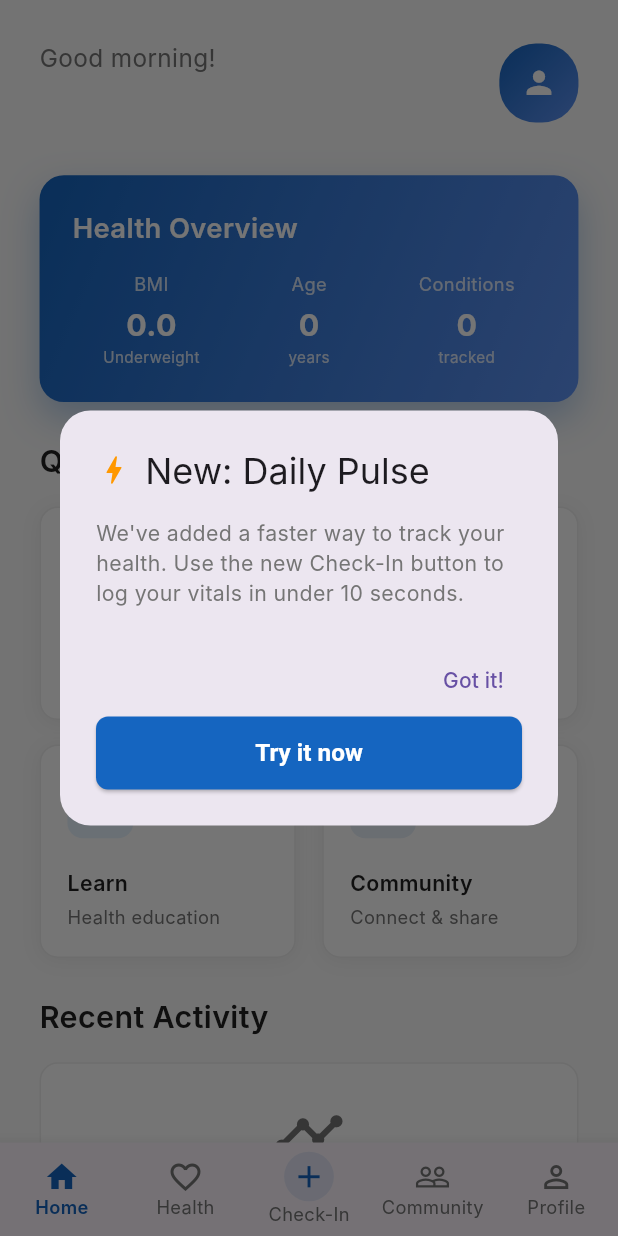
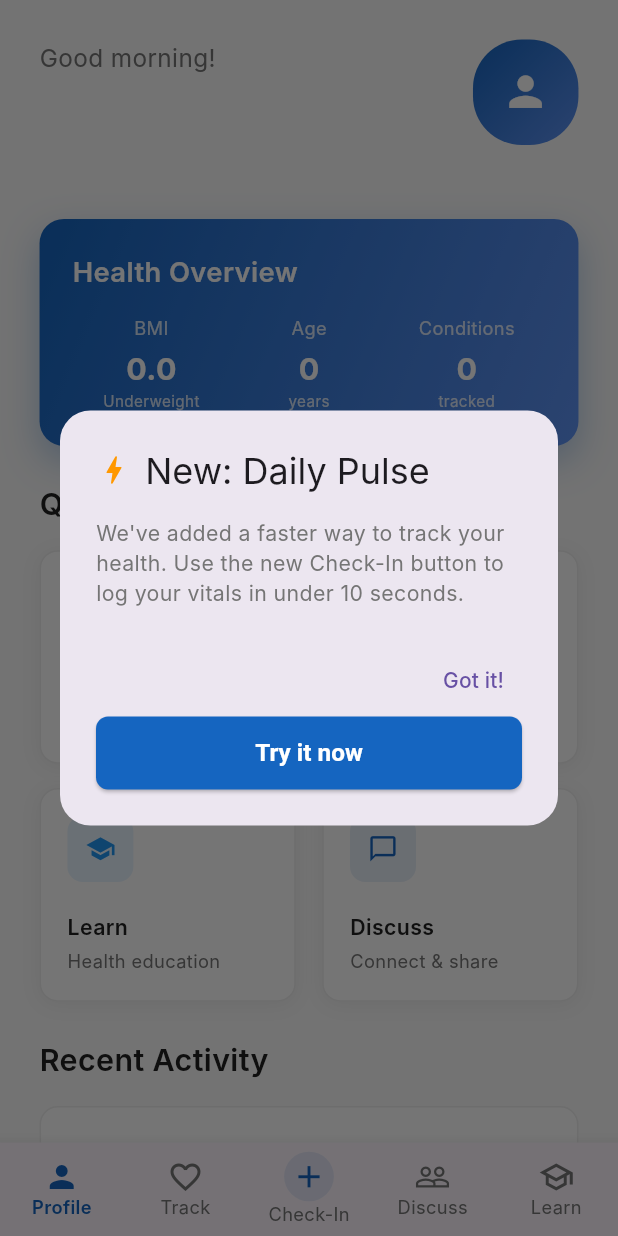
Before and after one commit to ACK-Adeyemi/pocket_health_app_v1, a Flutter app: the DashboardScreen screen opened by its route, on a phone screen of 412 x 824 dp. Run offline on Flutter 3.47's test engine with Material 3 defaults, Android fonts, the phone set to English and light mode, and no system bars; our stand-ins replace cloud_firestore, firebase_auth, firebase_core, flutter_screenutil, form_validator, go_router; accounts and stored records are empty; Roboto replaces fonts that are missing (Inter).

Commit message:
Merged profile and home, added Learn
Also updated community to discuss, and added navigation to quick actions.

```diff
--- a/lib/screens/dashboard/dashboard_screen.dart
+++ b/lib/screens/dashboard/dashboard_screen.dart
@@ -34,6 +34,12 @@ class _DashboardScreenState extends State<DashboardScreen> {
 
   void _showQuickCheckIn() {
     QuickCheckInModal.show(context);
+  }
+
+  void _onTabChanged(int index) {
+    setState(() {
+      _currentIndex = index;
+    });
   }
 
   void _checkOnboarding() {
@@ -90,11 +96,11 @@ class _DashboardScreenState extends State<DashboardScreen> {
     return Scaffold(
       body: IndexedStack(
         index: _currentIndex > 2 ? _currentIndex - 1 : _currentIndex,
-        children: const [
-          _HomeTab(),
-          HealthTrackingScreen(),
-          CommunityScreen(),
-          _ProfileTab(),
+        children: [
+          _ProfileTab(onTabChange: _onTabChanged),
+          const HealthTrackingScreen(),
+          const CommunityScreen(),
+          const _LearnTab(),
         ],
       ),
       bottomNavigationBar: BottomNavigationBar(
@@ -103,9 +109,7 @@ class _DashboardScreenState extends State<DashboardScreen> {
           if (index == 2) {
             _showQuickCheckIn();
           } else {
-            setState(() {
-              _currentIndex = index;
-            });
+            _onTabChanged(index);
           }
         },
         type: BottomNavigationBarType.fixed,
@@ -121,14 +125,14 @@ class _DashboardScreenState extends State<DashboardScreen> {
         ),
         items: [
           const BottomNavigationBarItem(
-            icon: Icon(Icons.home_outlined),
-            activeIcon: Icon(Icons.home),
-            label: 'Home',
+            icon: Icon(Icons.person_outline),
+            activeIcon: Icon(Icons.person),
+            label: 'Profile',
           ),
           BottomNavigationBarItem(
             icon: const Icon(Icons.favorite_outline),
             activeIcon: const Icon(Icons.favorite),
-            label: isGroupA ? 'Full Log' : 'Health',
+            label: isGroupA ? 'Full Log' : 'Track',
           ),
           BottomNavigationBarItem(
             icon: Container(
@@ -148,12 +152,12 @@ class _DashboardScreenState extends State<DashboardScreen> {
           const BottomNavigationBarItem(
             icon: Icon(Icons.people_outline),
             activeIcon: Icon(Icons.people),
-            label: 'Community',
+            label: 'Discuss',
           ),
           const BottomNavigationBarItem(
-            icon: Icon(Icons.person_outline),
-            activeIcon: Icon(Icons.person),
-            label: 'Profile',
+            icon: Icon(Icons.school_outlined),
+            activeIcon: Icon(Icons.school),
+            label: 'Learn',
           ),
         ],
       ),
@@ -161,8 +165,10 @@ class _DashboardScreenState extends State<DashboardScreen> {
   }
 }
 
-class _HomeTab extends StatelessWidget {
-  const _HomeTab();
+class _ProfileTab extends StatelessWidget {
+  final Function(int) onTabChange;
+
+  const _ProfileTab({required this.onTabChange});
 
   @override
   Widget build(BuildContext context) {
@@ -176,8 +182,9 @@ class _HomeTab extends StatelessWidget {
             return Column(
               crossAxisAlignment: CrossAxisAlignment.start,
               children: [
-                // Header
+                // Header: Greeting/Info and Profile Icon/Badge
                 Row(
+                  crossAxisAlignment: CrossAxisAlignment.start,
                   children: [
                     Expanded(
                       child: Column(
@@ -190,6 +197,7 @@ class _HomeTab extends StatelessWidget {
                               color: AppColors.textSecondary,
                             ),
                           ),
+                          SizedBox(height: 8.h),
                           Text(
                             user?.name ?? 'Welcome',
                             style: TextStyle(
@@ -198,27 +206,74 @@ class _HomeTab extends StatelessWidget {
                               color: AppColors.textPrimary,
                             ),
                           ),
+                          if (user != null) ...[
+                            Text(
+                              user.email,
+                              style: TextStyle(
+                                fontSize: 14.sp,
+                                color: AppColors.textSecondary,
+                              ),
+                            ),
+                          ],
                         ],
                       ),
                     ),
+                    Column(
+                      children: [
                         Container(
-                      width: 48.w,
-                      height: 48.w,
+                          width: 64.w,
+                          height: 64.w,
                           decoration: BoxDecoration(
                             gradient: AppColors.primaryGradient,
-                        borderRadius: BorderRadius.circular(24.r),
+                            borderRadius: BorderRadius.circular(32.r),
                           ),
                           child: Icon(
                             Icons.person,
                             color: Colors.white,
-                        size: 24.sp,
+                            size: 32.sp,
                           ),
+                        ),
+                        if (user != null && (user.role == UserRole.admin || user.role == UserRole.moderator)) ...[
+                          SizedBox(height: 8.h),
+                          Container(
+                            padding: EdgeInsets.symmetric(horizontal: 10.w, vertical: 4.h),
+                            decoration: BoxDecoration(
+                              color: user.role == UserRole.admin
+                                  ? AppColors.accent.withOpacity(0.1)
+                                  : AppColors.primary.withOpacity(0.1),
+                              borderRadius: BorderRadius.circular(12.r),
+                              border: Border.all(
+                                color: user.role == UserRole.admin ? AppColors.accent : AppColors.primary,
+                              ),
+                            ),
+                            child: Row(
+                              mainAxisSize: MainAxisSize.min,
+                              children: [
+                                Icon(
+                                  user.role == UserRole.admin ? Icons.admin_panel_settings : Icons.verified_user,
+                                  size: 14.sp,
+                                  color: user.role == UserRole.admin ? AppColors.accentDark : AppColors.primary,
+                                ),
+                                SizedBox(width: 4.w),
+                                Text(
+                                  user.role.value.toUpperCase(),
+                                  style: TextStyle(
+                                    fontSize: 12.sp,
+                                    fontWeight: FontWeight.bold,
+                                    color: user.role == UserRole.admin ? AppColors.accentDark : AppColors.primary,
+                                  ),
+                                ),
+                              ],
+                            ),
+                          ),
+                        ],
+                      ],
                     ),
                   ],
                 ),
                 SizedBox(height: 32.h),
 
-                // Health Summary Card
+                // Health Overview Card
                 if (user != null) ...[
                   Container(
                     width: double.infinity,
@@ -381,10 +436,11 @@ class _HomeTab extends StatelessWidget {
                       color: AppColors.secondary,
                       onTap: () {
                         if (user?.preferredLoggingMode == 'quick') {
+                          // TODO: Might remove this
                           QuickCheckInModal.show(context);
                         } else {
                           // Standard multi-metric logging
-                          // context.push('/health/add-entry');
+                          onTabChange(1);
                         }
                       },
                     ),
@@ -402,18 +458,14 @@ class _HomeTab extends StatelessWidget {
                       title: 'Learn',
                       subtitle: 'Health education',
                       color: AppColors.info,
-                      onTap: () {
-                        // TODO: Navigate to education
-                      },
+                      onTap: () => onTabChange(4),
                     ),
                     _QuickActionCard(
                       icon: Icons.chat_bubble_outline,
-                      title: 'Community',
+                      title: 'Discuss',
                       subtitle: 'Connect & share',
                       color: AppColors.primary,
-                      onTap: () {
-                        // TODO: Navigate to community
-                      },
+                      onTap: () => onTabChange(3),
                     ),
                   ],
                 ),
@@ -466,123 +518,7 @@ class _HomeTab extends StatelessWidget {
                     ],
                   ),
                 ),
-              ],
-            );
-          },
-        ),
-      ),
-    );
-  }
-
-  String _getGreeting() {
-    final hour = DateTime.now().hour;
-    if (hour < 12) return 'morning';
-    if (hour < 17) return 'afternoon';
-    return 'evening';
-  }
-}
-
-
-
-
-class _ProfileTab extends StatelessWidget {
-  const _ProfileTab();
-
-  @override
-  Widget build(BuildContext context) {
-    return SafeArea(
-      child: SingleChildScrollView(
-        physics: const AlwaysScrollableScrollPhysics(),
-        padding: EdgeInsets.all(24.w),
-        child: Consumer<UserProvider>(
-          builder: (context, userProvider, child) {
-            final user = userProvider.userProfile;
-
-            return Column(
-              children: [
-                Text(
-                  'Profile',
-                  style: TextStyle(
-                    fontSize: 24.sp,
-                    fontWeight: FontWeight.bold,
-                    color: AppColors.textPrimary,
-                  ),
-                ),
                 SizedBox(height: 32.h),
-
-                if (user != null) ...[
-                  Container(
-                    width: 80.w,
-                    height: 80.w,
-                    decoration: BoxDecoration(
-                      gradient: AppColors.primaryGradient,
-                      borderRadius: BorderRadius.circular(40.r),
-                    ),
-                    child: Icon(
-                      Icons.person,
-                      color: Colors.white,
-                      size: 40.sp,
-                    ),
-                  ),
-                  SizedBox(height: 16.h),
-
-                  Text(
-                    user.name,
-                    style: TextStyle(
-                      fontSize: 20.sp,
-                      fontWeight: FontWeight.w600,
-                      color: AppColors.textPrimary,
-                    ),
-                  ),
-                  SizedBox(height: 8.h),
-
-                  Text(
-                    user.email,
-                    style: TextStyle(
-                      fontSize: 14.sp,
-                      color: AppColors.textSecondary,
-                    ),
-                  ),
-                  if (user.role == UserRole.admin || user.role == UserRole.moderator) ...[
-                    SizedBox(height: 12.h),
-                    Container(
-                      padding: EdgeInsets.symmetric(horizontal: 12.w, vertical: 4.h),
-                      decoration: BoxDecoration(
-                        color: user.role == UserRole.admin
-                            ? AppColors.accent.withOpacity(0.1)
-                            : AppColors.primary.withOpacity(0.1),
-                        borderRadius: BorderRadius.circular(12.r),
-                        border: Border.all(
-                          color: user.role == UserRole.admin
-                              ? AppColors.accent
-                              : AppColors.primary,
-                        ),
-                      ),
-                      child: Row(
-                        mainAxisSize: MainAxisSize.min,
-                        children: [
-                          Icon(
-                            user.role == UserRole.admin ? Icons.admin_panel_settings : Icons.verified_user,
-                            size: 14.sp,
-                            color: user.role == UserRole.admin ? AppColors.accentDark : AppColors.primary,
-                          ),
-                          SizedBox(width: 4.w),
-                          Text(
-                            user.role.value.toUpperCase(),
-                            style: TextStyle(
-                              fontSize: 12.sp,
-                              fontWeight: FontWeight.bold,
-                              color: user.role == UserRole.admin ? AppColors.accentDark : AppColors.primary,
-                            ),
-                          ),
-                        ],
-                      ),
-                    ),
-                  ],
-                  SizedBox(height: 32.h),
-                ],
-
-                SizedBox(height: 48.h),
 
                 // Sign Out Button
                 SizedBox(
@@ -600,7 +536,7 @@ class _ProfileTab extends StatelessWidget {
                       }
                     },
                     style: OutlinedButton.styleFrom(
-                      side: BorderSide(color: AppColors.error),
+                      side: const BorderSide(color: AppColors.error),
                       minimumSize: Size(double.infinity, 48.h),
                       shape: RoundedRectangleBorder(
                         borderRadius: BorderRadius.circular(8.r),
@@ -616,10 +552,80 @@ class _ProfileTab extends StatelessWidget {
                     ),
                   ),
                 ),
-                SizedBox(height: 60.h),
+                SizedBox(height: 24.h),
               ],
             );
           },
+        ),
+      ),
+    );
+  }
+
+  String _getGreeting() {
+    final hour = DateTime.now().hour;
+    if (hour < 12) return 'morning';
+    if (hour < 17) return 'afternoon';
+    return 'evening';
+  }
+}
+
+class _LearnTab extends StatelessWidget {
+  const _LearnTab();
+
+  @override
+  Widget build(BuildContext context) {
+    return SafeArea(
+      child: Padding(
+        padding: EdgeInsets.all(24.w),
+        child: Column(
+          crossAxisAlignment: CrossAxisAlignment.start,
+          children: [
+            Text(
+              'Learn',
+              style: TextStyle(
+                fontSize: 24.sp,
+                fontWeight: FontWeight.bold,
+                color: AppColors.textPrimary,
+              ),
+            ),
+            SizedBox(height: 24.h),
+            Text(
+              'Welcome to the Learn section! Here you can find seminars and videos to help you understand and manage your specific health conditions.',
+              style: TextStyle(
+                fontSize: 16.sp,
+                color: AppColors.textPrimary,
+              ),
+            ),
+            SizedBox(height: 16.h),
+            Text(
+              'Learn about typical symptoms, management strategies for when you\'re alone, and when to consult your GP. We also provide education to help you identify and avoid health misinformation.',
+              style: TextStyle(
+                fontSize: 14.sp,
+                color: AppColors.textSecondary,
+              ),
+            ),
+            SizedBox(height: 48.h),
+            Center(
+              child: Column(
+                children: [
+                  Icon(
+                    Icons.school_outlined,
+                    size: 64.sp,
+                    color: AppColors.primary.withOpacity(0.5),
+                  ),
+                  SizedBox(height: 16.h),
+                  Text(
+                    'Coming Soon',
+                    style: TextStyle(
+                      fontSize: 18.sp,
+                      fontWeight: FontWeight.w600,
+                      color: AppColors.textSecondary,
+                    ),
+                  ),
+                ],
+              ),
+            ),
+          ],
         ),
       ),
     );
--- a/lib/screens/health/health_tracking_screen.dart
+++ b/lib/screens/health/health_tracking_screen.dart
@@ -170,7 +170,7 @@ class _HealthTrackingScreenState extends State<HealthTrackingScreen> {
             ),
             SizedBox(height: 12.h),
             Text(
-              'Add health conditions in your profile to start tracking your health metrics.',
+              'Add health conditions in your profile to start tracking your health metrics, or click the refresh icon to reload your data.',
               style: TextStyle(
                 fontSize: 14.sp,
                 color: AppColors.textSecondary,
```
Lines whose indentation alone changed are shown as unchanged.
